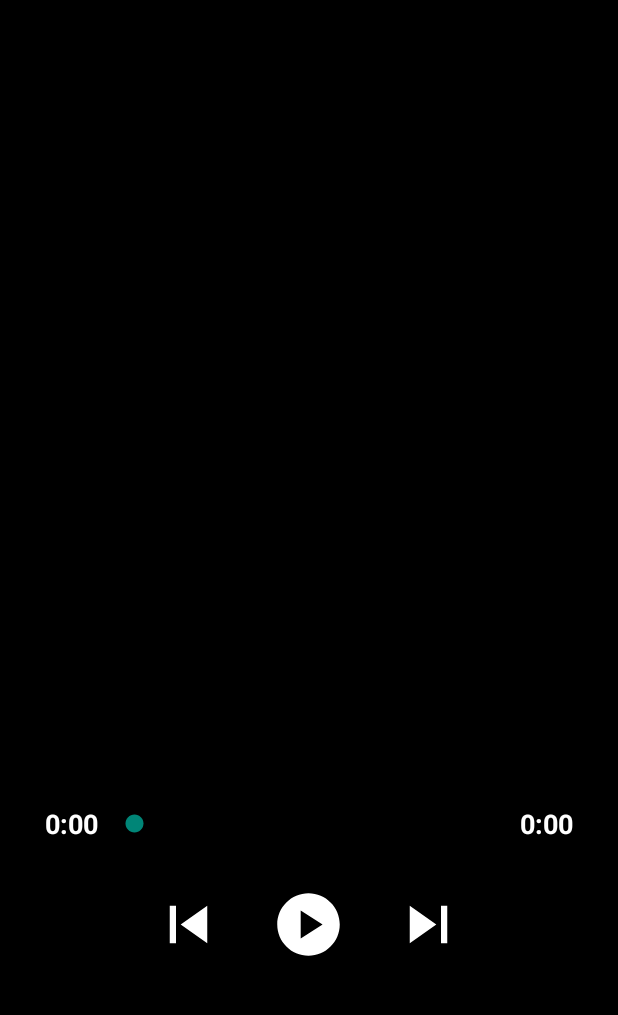
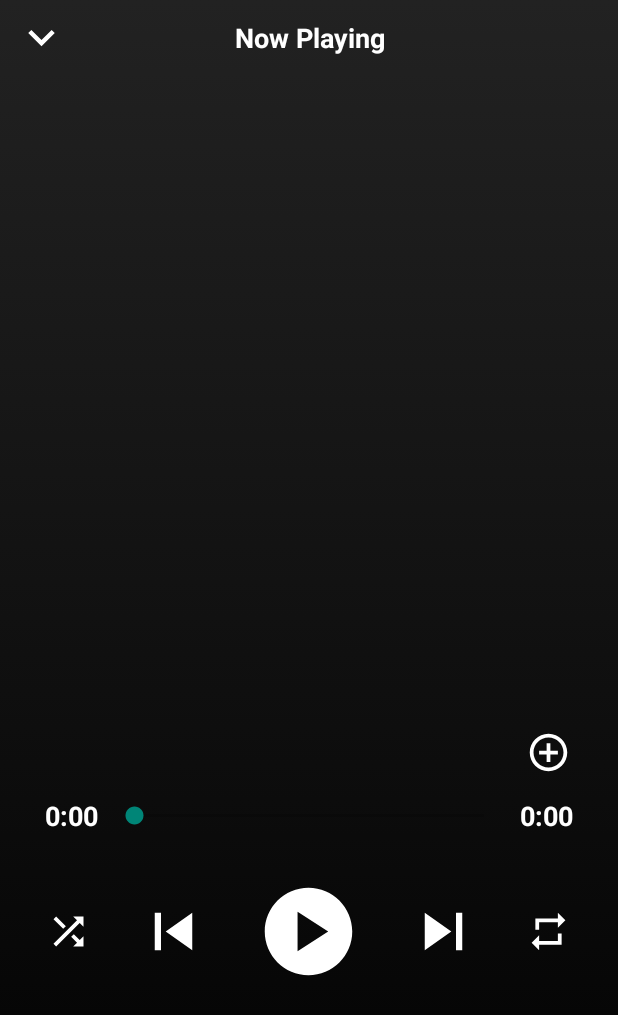
Before and after one commit to hiepvh8/AndroidMusicApp, an Android app: the PlayerActivity screen opened directly, with no data from a screen before it, on a phone screen of 412 x 824 dp. Shown: the top 1015 px of the screen. Run offline under Robolectric (Android 15) with nearby library versions, the phone set to English and light mode, and no system bars; pictures from the network do not load.

Commit message:
player music

```diff
--- a/app/src/main/java/com/example/androidmusicapp/view/MainActivity.java
+++ b/app/src/main/java/com/example/androidmusicapp/view/MainActivity.java
@@ -6,6 +6,7 @@ import androidx.fragment.app.FragmentManager;
 import androidx.fragment.app.FragmentTransaction;
 
 import android.os.Bundle;
+import android.view.View;
 
 import com.example.androidmusicapp.R;
 import com.example.androidmusicapp.databinding.ActivityMainBinding;
@@ -19,6 +20,7 @@ public class MainActivity extends AppCompatActivity {
 
     BottomNavigationView bottomNavigationView;
     ActivityMainBinding binding;
+
     public static final String SHARE_FRE = "sharedPrefs";
     @Override
     protected void onCreate(Bundle savedInstanceState) {
@@ -49,6 +51,7 @@ public class MainActivity extends AppCompatActivity {
             }
             return true;
         });
+
     }
 
     private void replaceFragment(Fragment fragment) {
--- a/app/src/main/java/com/example/androidmusicapp/view/fragment/HomeFragment.java
+++ b/app/src/main/java/com/example/androidmusicapp/view/fragment/HomeFragment.java
@@ -51,6 +51,7 @@ public class HomeFragment extends Fragment {
         songAdapter = new SongAdapter(getActivity(), songList);
         recyclerView.setAdapter(songAdapter);
 
+
         homeViewModel = new ViewModelProvider(this).get(homeViewModel.class);
         homeViewModel.getSongListObserver().observe(getViewLifecycleOwner(), new Observer<ArrayList<Song>>() {
             @Override
--- a/app/src/main/java/com/example/androidmusicapp/viewmodel/playerViewModel.java
+++ b/app/src/main/java/com/example/androidmusicapp/viewmodel/playerViewModel.java
@@ -1,4 +1,4 @@
 package com.example.androidmusicapp.viewmodel;
 
-public class playerViewModel {
+public class playerViewModel{
 }
--- /dev/null
+++ b/app/src/main/res/drawable/baseline_add_circle_outline_24.xml
@@ -0,0 +1,10 @@
+<vector xmlns:android="http://schemas.android.com/apk/res/android"
+    android:width="24dp"
+    android:height="24dp"
+    android:viewportWidth="24"
+    android:viewportHeight="24"
+    android:tint="@color/white">
+  <path
+      android:fillColor="@android:color/white"
+      android:pathData="M13,7h-2v4L7,11v2h4v4h2v-4h4v-2h-4L13,7zM12,2C6.48,2 2,6.48 2,12s4.48,10 10,10 10,-4.48 10,-10S17.52,2 12,2zM12,20c-4.41,0 -8,-3.59 -8,-8s3.59,-8 8,-8 8,3.59 8,8 -3.59,8 -8,8z"/>
+</vector>
--- /dev/null
+++ b/app/src/main/res/drawable/baseline_keyboard_arrow_down_24.xml
@@ -0,0 +1,10 @@
+<vector xmlns:android="http://schemas.android.com/apk/res/android"
+    android:width="24dp"
+    android:height="24dp"
+    android:viewportWidth="24"
+    android:viewportHeight="24"
+    android:tint="@color/white">
+  <path
+      android:fillColor="@android:color/white"
+      android:pathData="M7.41,8.59L12,13.17l4.59,-4.58L18,10l-6,6 -6,-6 1.41,-1.41z"/>
+</vector>
--- /dev/null
+++ b/app/src/main/res/drawable/baseline_repeat_24.xml
@@ -0,0 +1,10 @@
+<vector xmlns:android="http://schemas.android.com/apk/res/android"
+    android:width="24dp"
+    android:height="24dp"
+    android:viewportWidth="24"
+    android:viewportHeight="24"
+    android:tint="@color/white">
+  <path
+      android:fillColor="@android:color/white"
+      android:pathData="M7,7h10v3l4,-4 -4,-4v3L5,5v6h2L7,7zM17,17L7,17v-3l-4,4 4,4v-3h12v-6h-2v4z"/>
+</vector>
--- /dev/null
+++ b/app/src/main/res/drawable/baseline_shuffle_24.xml
@@ -0,0 +1,10 @@
+<vector xmlns:android="http://schemas.android.com/apk/res/android"
+    android:width="24dp"
+    android:height="24dp"
+    android:viewportWidth="24"
+    android:viewportHeight="24"
+    android:tint="@color/white">
+  <path
+      android:fillColor="@android:color/white"
+      android:pathData="M10.59,9.17L5.41,4 4,5.41l5.17,5.17 1.42,-1.41zM14.5,4l2.04,2.04L4,18.59 5.41,20 17.96,7.46 20,9.5L20,4h-5.5zM14.83,13.41l-1.41,1.41 3.13,3.13L14.5,20L20,20v-5.5l-2.04,2.04 -3.13,-3.13z"/>
+</vector>
--- a/app/src/main/res/layout/activity_player.xml
+++ b/app/src/main/res/layout/activity_player.xml
@@ -5,13 +5,40 @@
     android:layout_height="match_parent"
     android:gravity="center_horizontal"
     android:orientation="vertical"
-    android:background="@color/black"
+    android:background="@drawable/gradient_background"
     tools:context=".view.PlayerActivity">
+
+    <RelativeLayout
+        android:layout_width="match_parent"
+        android:layout_height="50dp"
+        android:id="@+id/topPlayer">
+
+        <ImageView
+            android:layout_width="35dp"
+            android:layout_height="35dp"
+            android:id="@+id/back_btn"
+            android:src="@drawable/baseline_keyboard_arrow_down_24"
+            android:layout_alignParentStart="true"
+            android:layout_centerInParent="true"
+            android:layout_marginLeft="10dp"/>
+
+        <TextView
+            android:layout_width="match_parent"
+            android:layout_height="wrap_content"
+            android:layout_centerVertical="true"
+            android:text="Now Playing"
+            android:textColor="@color/white"
+            android:gravity="center_horizontal"
+            android:textSize="18sp"
+            android:textStyle="bold"/>
+
+
+    </RelativeLayout>
 
     <ImageView
         android:layout_width="300dp"
         android:layout_height="300dp"
-        android:layout_marginTop="100dp"
+        android:layout_marginTop="50dp"
         android:id="@+id/img_player"
         android:layout_gravity="center">
     </ImageView>
@@ -20,7 +47,7 @@
     <TextView
         android:layout_width="wrap_content"
         android:layout_height="wrap_content"
-        android:layout_marginTop="50dp"
+        android:layout_marginTop="30dp"
         android:textColor="@color/white"
         android:textStyle="bold"
         android:textSize="20sp"
@@ -34,6 +61,14 @@
         android:textColor="@color/white"
         android:id="@+id/artist_player">
     </TextView>
+
+    <ImageView
+        android:id="@+id/imageAddLib"
+        android:src="@drawable/baseline_add_circle_outline_24"
+        android:layout_width="30dp"
+        android:layout_height="30dp"
+        android:layout_marginBottom="-15dp"
+        android:layout_marginEnd="-160dp"/>
 
     <LinearLayout
         android:layout_width="match_parent"
@@ -77,18 +112,27 @@
         android:orientation="horizontal">
 
         <ImageView
+            android:id="@+id/imageShuffle"
+            android:src="@drawable/baseline_shuffle_24"
+            android:layout_width="30dp"
+            android:layout_height="30dp"
+            android:layout_marginTop="20dp"
+            android:layout_marginRight="30dp"/>
+
+        <ImageView
             android:id="@+id/imagePrevious"
             android:src="@drawable/baseline_skip_previous_24"
             android:layout_width="50dp"
             android:layout_height="50dp"
+            android:layout_marginTop="10dp"
             android:layout_marginRight="30dp"/>
 
 
         <ImageView
             android:id="@+id/imagePlayPause"
             android:src="@drawable/baseline_play_circle_24"
-            android:layout_width="50dp"
-            android:layout_height="50dp"
+            android:layout_width="70dp"
+            android:layout_height="70dp"
             />
 
         <ImageView
@@ -96,8 +140,16 @@
             android:src="@drawable/baseline_skip_next_24"
             android:layout_width="50dp"
             android:layout_height="50dp"
+            android:layout_marginTop="10dp"
             android:layout_marginLeft="30dp"/>
 
+        <ImageView
+            android:id="@+id/imageRepeat"
+            android:src="@drawable/baseline_repeat_24"
+            android:layout_width="30dp"
+            android:layout_height="30dp"
+            android:layout_marginTop="20dp"
+            android:layout_marginLeft="30dp"/>
 
     </LinearLayout>
 
--- a/app/src/main/res/values/themes.xml
+++ b/app/src/main/res/values/themes.xml
@@ -4,7 +4,7 @@
         <!-- Customize your light theme here. -->
         <!-- <item name="colorPrimary">@color/my_light_primary</item> -->
     </style>
-    <style name="BlackText" parent="Theme.AppCompat.Light.DarkActionBar">
+    <style name="BlackText" parent="Theme.AppCompat.Light.NoActionBar">
         <item name="android:textColor">#000000</item>
     </style>
     <style name="Theme.AndroidMusicApp" parent="Base.Theme.AndroidMusicApp" />
```
Also changed, not shown: app/src/main/AndroidManifest.xml (+2 -5 lines), app/src/main/java/com/example/androidmusicapp/decorView/decorView.java (added, +30 -0 lines), app/src/main/java/com/example/androidmusicapp/view/PlayerActivity.java (+31 -34 lines), app/src/main/java/com/example/androidmusicapp/view/authActivity/test.java (deleted, +0 -66 lines).
